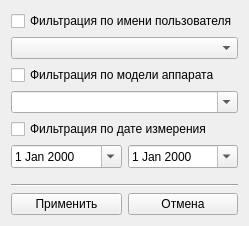
This is src/usonicapp/forms/filter.ui in Kneshal/usonicApp as Qt 5 draws it before an edit. The edited form follows.
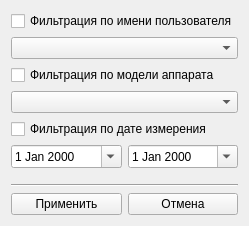
This is the edited form.

```diff
--- a/src/usonicapp/forms/filter.ui
+++ b/src/usonicapp/forms/filter.ui
@@ -34,7 +34,7 @@
    <item>
     <widget class="QComboBox" name="devicemodel_combobox">
      <property name="editable">
-      <bool>true</bool>
+      <bool>false</bool>
      </property>
     </widget>
    </item>
```
